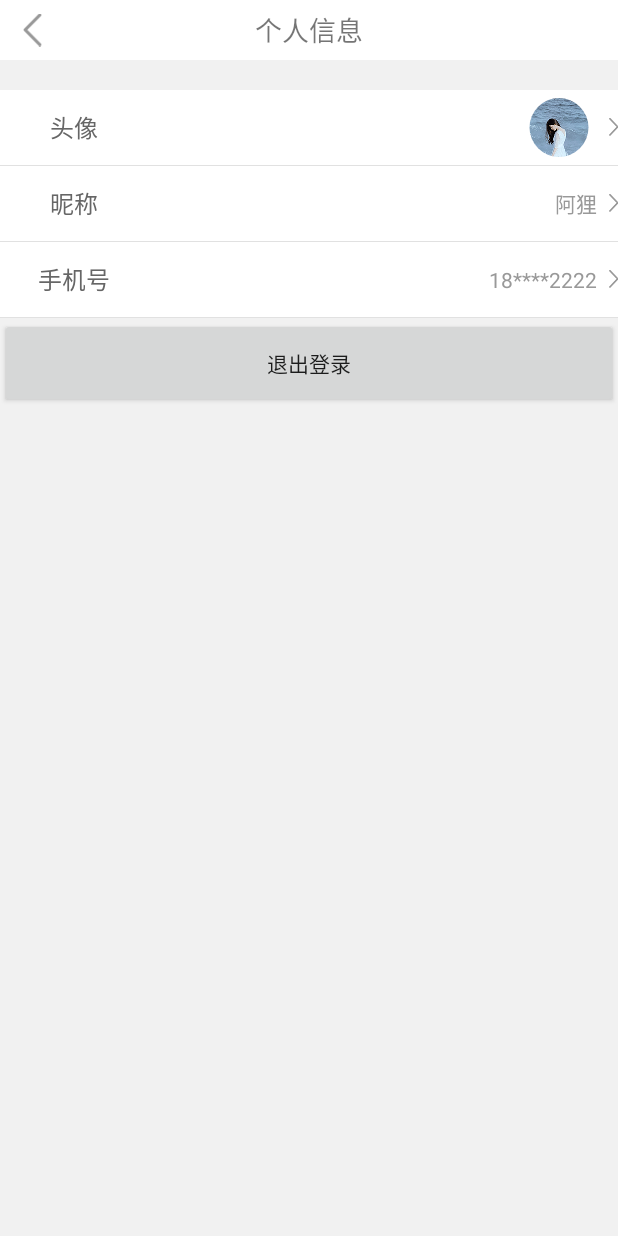
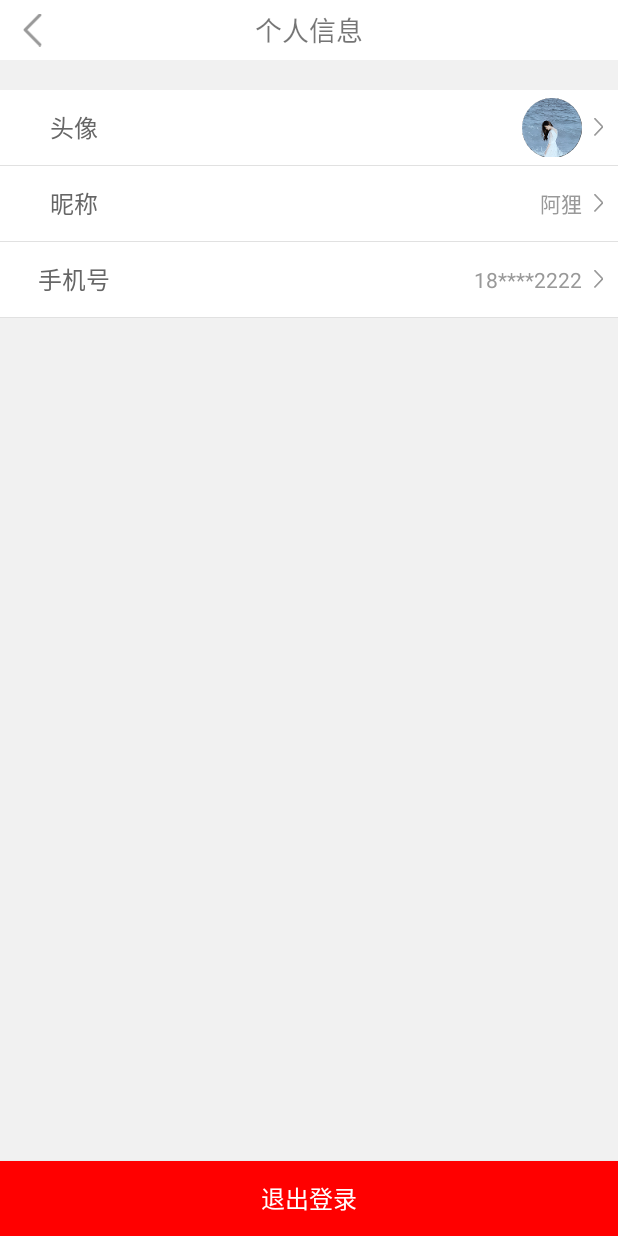
Before and after one commit to owl44/PositionShoes, an Android app: the PersonalInfoActivity screen opened directly, with no data from a screen before it, on a phone screen of 412 x 824 dp. Run offline under Robolectric (Android 15) with nearby library versions, the phone set to English and light mode, and no system bars; our stand-ins replace ButterKnife; libraries missing offline, so code that uses them is left out: com.joooonho, com.orhanobut.dialogplus; plain views replace SelectableRoundedImageView.

Commit message:
add PersonalInfo

```diff
--- a/app/build.gradle
+++ b/app/build.gradle
@@ -36,4 +36,5 @@ dependencies {
     compile 'com.squareup.okhttp:okhttp:2.7.5'
     compile 'com.google.code.gson:gson:2.8.1'
     compile 'com.github.CymChad:BaseRecyclerViewAdapterHelper:2.9.41'
+    implementation 'com.orhanobut:dialogplus:1.11@aar'
 }
--- a/app/src/main/AndroidManifest.xml
+++ b/app/src/main/AndroidManifest.xml
@@ -20,8 +20,10 @@
             </intent-filter>
         </activity>
         <activity android:name=".ui.LoginActivity" />
-        <activity android:name=".ui.mine.MyEquitActivity" />
-        <activity android:name=".ui.mine.StepDataActivity" />
+        <activity android:name=".ui.mine.MyEquitActivity"
+            android:theme="@style/AppThemeNoTitle"/>
+        <activity android:name=".ui.mine.StepDataActivity"
+            android:theme="@style/AppThemeNoTitle"/>
         <activity android:name=".ui.mine.ProblemActivity" />
         <activity android:name=".ui.mine.AboutActivity" />
         <activity android:name=".ui.mine.SetActivity" />
--- a/app/src/main/java/com/shoes/position/ui/mine/MineFragment.java
+++ b/app/src/main/java/com/shoes/position/ui/mine/MineFragment.java
@@ -42,7 +42,7 @@ public class MineFragment extends BaseFragment {
 
     }
 
-    @OnClick({R.id.mine_equipment,R.id.mine_step_data,R.id.mine_problem,R.id.mine_about,R.id.mine_set})
+    @OnClick({R.id.mine_equipment,R.id.mine_step_data,R.id.mine_problem,R.id.mine_about,R.id.mine_set,R.id.head_img})
     public void onClick(View view){
         Intent intent = null;
         switch (view.getId()){
@@ -66,6 +66,10 @@ public class MineFragment extends BaseFragment {
                 intent = new Intent(getContext(),SetActivity.class);
                 startActivity(intent);
                 break;
+            case R.id.head_img:
+                intent = new Intent(getContext(),PersonalInfoActivity.class);
+                startActivity(intent);
+                break;
         }
     }
 }
--- a/app/src/main/java/com/shoes/position/ui/mine/PersonalInfoActivity.java
+++ b/app/src/main/java/com/shoes/position/ui/mine/PersonalInfoActivity.java
@@ -1,11 +1,23 @@
 package com.shoes.position.ui.mine;
 
 import android.os.Bundle;
+import android.util.Log;
+import android.view.Gravity;
+import android.view.KeyEvent;
 import android.view.View;
+import android.view.ViewGroup;
 import android.widget.LinearLayout;
 import android.widget.TextView;
+import android.widget.Toast;
 
 import com.joooonho.SelectableRoundedImageView;
+import com.orhanobut.dialogplus.DialogPlus;
+import com.orhanobut.dialogplus.OnBackPressListener;
+import com.orhanobut.dialogplus.OnCancelListener;
+import com.orhanobut.dialogplus.OnClickListener;
+import com.orhanobut.dialogplus.OnDismissListener;
+import com.orhanobut.dialogplus.OnItemClickListener;
+import com.orhanobut.dialogplus.ViewHolder;
 import com.shoes.position.R;
 import com.shoes.position.base.BaseActivity;
 
@@ -13,7 +25,7 @@ import butterknife.BindView;
 import butterknife.ButterKnife;
 import butterknife.OnClick;
 
-public class PersonalInfoActivity extends BaseActivity {
+public class PersonalInfoActivity extends BaseActivity implements OnClickListener {
 
     @BindView(R.id.head_img)
     SelectableRoundedImageView headImg;
@@ -27,7 +39,7 @@ public class PersonalInfoActivity extends BaseActivity {
     TextView phoneNumber;
     @BindView(R.id.mine_phone_number)
     LinearLayout minePhoneNumber;
-
+    DialogPlus dialog = null;
     @Override
     public void setContentLayout() {
         baseSetContentView(R.layout.activity_personal_info, "个人信息");
@@ -42,6 +54,7 @@ public class PersonalInfoActivity extends BaseActivity {
     public void onClick(View view){
         switch (view.getId()){
             case R.id.mine_head_img:
+                showSelect();
                 break;
             case R.id.mine_nike_name:
                 break;
@@ -49,4 +62,40 @@ public class PersonalInfoActivity extends BaseActivity {
                 break;
         }
     }
+
+    public void showSelect(){
+        dialog = DialogPlus.newDialog(this)
+                .setContentHolder(new ViewHolder(R.layout.dialog_select_img))
+                .setContentHeight(ViewGroup.LayoutParams.WRAP_CONTENT)
+                .setContentWidth(ViewGroup.LayoutParams.MATCH_PARENT)
+                .setOnClickListener(this)
+                .setGravity(Gravity.BOTTOM)
+                .setCancelable(true)
+                .create();
+        dialog.show();
+    }
+
+    @Override
+    public void onClick(DialogPlus dialog, View view) {
+        switch (view.getId()){
+            case R.id.photograph:
+                break;
+            case R.id.select_img:
+                break;
+            case R.id.cancel:
+                dialog.dismiss();
+                break;
+        }
+    }
+
+    @Override
+    public boolean onKeyDown(int keyCode, KeyEvent event) {
+        if (keyCode == KeyEvent.KEYCODE_BACK) {
+            if(dialog != null && dialog.isShowing()) {
+                dialog.dismiss();
+                return true;
+            }
+        }
+        return super.onKeyDown(keyCode, event);
+    }
 }
--- a/app/src/main/res/layout/activity_my_equit.xml
+++ b/app/src/main/res/layout/activity_my_equit.xml
@@ -1,6 +1,5 @@
 <?xml version="1.0" encoding="utf-8"?>
 <LinearLayout xmlns:android="http://schemas.android.com/apk/res/android"
-    xmlns:app="http://schemas.android.com/apk/res-auto"
     xmlns:tools="http://schemas.android.com/tools"
     android:layout_width="match_parent"
     android:layout_height="match_parent"
--- a/app/src/main/res/layout/activity_personal_info.xml
+++ b/app/src/main/res/layout/activity_personal_info.xml
@@ -14,6 +14,7 @@
         android:paddingTop="5dp"
         android:paddingBottom="5dp"
         android:paddingLeft="15dp"
+        android:paddingRight="10dp"
         android:background="@drawable/click_select_bg"
         android:orientation="horizontal"
         android:gravity="center_vertical"
@@ -32,8 +33,8 @@
 
         <com.joooonho.SelectableRoundedImageView
             android:id="@+id/head_img"
-            android:layout_width="wrap_content"
-            android:layout_height="match_parent"
+            android:layout_width="40dp"
+            android:layout_height="40dp"
             android:src="@drawable/head_image"
             android:scaleType="fitXY"
             app:sriv_left_top_corner_radius="100dp"
@@ -59,6 +60,7 @@
         android:paddingTop="5dp"
         android:paddingBottom="5dp"
         android:paddingLeft="15dp"
+        android:paddingRight="10dp"
         android:background="@drawable/click_select_bg"
         android:orientation="horizontal"
         android:gravity="center_vertical"
@@ -95,6 +97,7 @@
         android:paddingTop="5dp"
         android:paddingBottom="5dp"
         android:paddingLeft="15dp"
+        android:paddingRight="10dp"
         android:background="@drawable/click_select_bg"
         android:orientation="horizontal"
         android:gravity="center_vertical"
@@ -126,8 +129,16 @@
         android:layout_width="match_parent"
         android:layout_height="0.5dp"/>
 
+    <View
+        android:layout_width="match_parent"
+        android:layout_height="0dp"
+        android:layout_weight="1"/>
     <Button
         android:text="退出登录"
+        android:gravity="center"
+        android:textSize="16dp"
+        android:textColor="@color/white"
+        android:background="@color/exit_red"
         android:layout_width="match_parent"
-        android:layout_height="60dp" />
+        android:layout_height="50dp" />
 </LinearLayout>
--- a/app/src/main/res/values-v19/styles.xml
+++ b/app/src/main/res/values-v19/styles.xml
@@ -14,6 +14,14 @@
         <item name="android:windowContentOverlay">@null</item>
     </style>
 
+    <style name="AppThemeNoTitle" parent="Theme.AppCompat.Light.DarkActionBar">
+        <!-- Customize your theme here. -->
+        <item name="windowNoTitle">true</item>
+        <item name="colorPrimary">@color/white</item>
+        <item name="colorPrimaryDark">@color/white</item>
+        <item name="colorAccent">@color/white</item>
+    </style>
+
     <!-- Base application theme. -->
     <style name="AppTheme" parent="Theme.AppCompat.Light.DarkActionBar">
         <item name="windowActionBar">false</item>
--- a/app/src/main/res/values-v21/styles.xml
+++ b/app/src/main/res/values-v21/styles.xml
@@ -22,6 +22,14 @@
         <item name="android:windowContentOverlay">@null</item>
     </style>
 
+    <style name="AppThemeNoTitle" parent="Theme.AppCompat.Light.DarkActionBar">
+        <!-- Customize your theme here. -->
+        <item name="windowNoTitle">true</item>
+        <item name="colorPrimary">@color/white</item>
+        <item name="colorPrimaryDark">@color/white</item>
+        <item name="colorAccent">@color/white</item>
+    </style>
+
     <!-- Base application theme. -->
     <style name="AppTheme" parent="Theme.AppCompat.Light.DarkActionBar">
         <!-- Customize your theme here. -->
--- a/app/src/main/res/values/colors.xml
+++ b/app/src/main/res/values/colors.xml
@@ -10,4 +10,6 @@
     <color name="head_border">#1FD7C4</color>
     <color name="mine_bg">#F1F1F1</color>
     <color name="line_color">#E1E1E1</color>
+    <color name="exit_red">#FF0000</color>
+    <color name="navigation_bg">#9B80F3</color>
 </resources>
--- a/app/src/main/res/values/styles.xml
+++ b/app/src/main/res/values/styles.xml
@@ -8,10 +8,18 @@
         <item name="colorAccent">@color/colorAccent</item>
     </style>
 
-    <style name="ImageTranslucentTheme" parent="AppTheme">
+    <style name="ImageTranslucentTheme" parent="Theme.AppCompat.Light.NoActionBar">
         <item name="windowActionBar">false</item>
         <item name="windowNoTitle">true</item>
         <item name="android:windowIsTranslucent">true</item>
         <!--在Android 4.4之前的版本上运行，直接跟随系统主题-->
     </style>
+
+    <style name="AppThemeNoTitle" parent="Theme.AppCompat.Light.DarkActionBar">
+        <!-- Customize your theme here. -->
+        <item name="windowNoTitle">true</item>
+        <item name="colorPrimary">@color/white</item>
+        <item name="colorPrimaryDark">@color/white</item>
+        <item name="colorAccent">@color/white</item>
+    </style>
 </resources>
```
Also changed, not shown: app/src/main/java/com/shoes/position/base/BaseActivity.java (+11 -13 lines), app/src/main/res/layout/dialog_select_img.xml (added, +44 -0 lines), app/src/main/res/layout/fragment_location.xml (+11 -6 lines), app/src/main/res/layout/navigation_bar.xml (added, +46 -0 lines), app/src/main/res/drawable-xxhdpi/sy_erweima.png (added), app/src/main/res/drawable-xxhdpi/sy_fenxiang.png (added), 1 other file.
